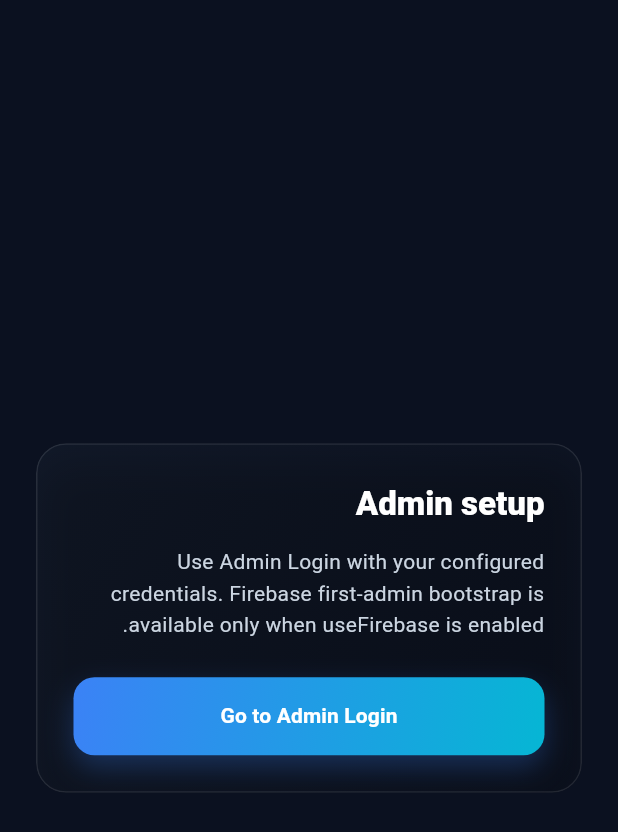
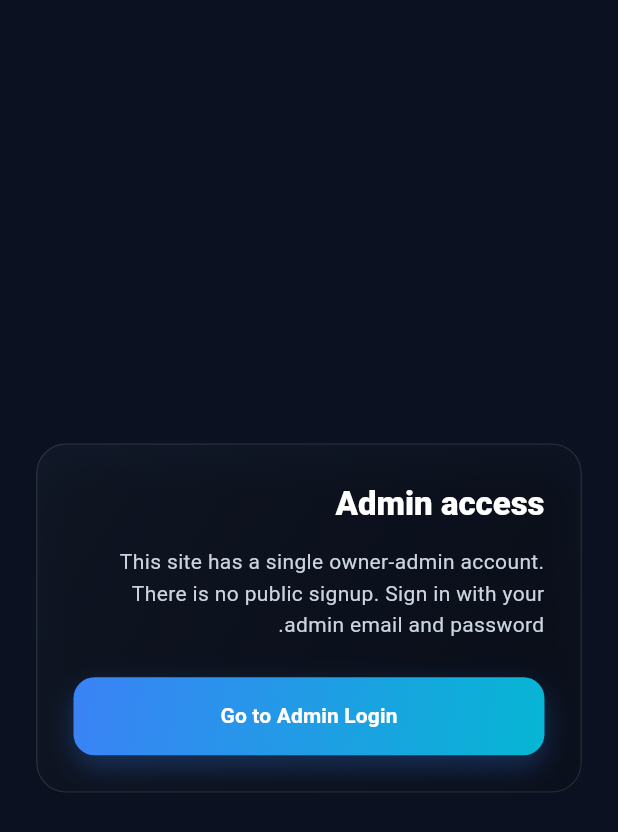
Before and after one commit to HossamEzzat/eng-hossam, a Flutter app: the AdminSetupPage screen opened by its route, on a phone screen of 412 x 824 dp. Shown: the top 832 px of the screen. Run offline on Flutter 3.47's test engine with Material 3 defaults, Android fonts, the phone set to English and light mode, and no system bars; our stand-ins replace cloud_firestore, firebase_auth, firebase_core, fl_chart, flutter_animate, flutter_riverpod and 6 more; missing offline and left inert: dart:html, excel; accounts and stored records are empty; Roboto replaces fonts that are missing (Cairo).

Commit message:
Limit admin access to a single owner account.
Use Eng. Hossam's email as the only allowed login and reject every other account.

Co-authored-by: Cursor <cursoragent@cursor.com>

```diff
--- a/lib/core/config/admin_auth_config.dart
+++ b/lib/core/config/admin_auth_config.dart
@@ -1,19 +1,19 @@
-/// Temporary admin credentials for static hosting (e.g. GitHub Pages).
+/// Single owner-admin credentials for static hosting (GitHub Pages).
 ///
-/// Replace [LocalDevAdminAuthRepository] with Firebase/Supabase/API later —
-/// this file is the only place to change temporary email/password.
+/// There is exactly **one** admin account: Eng. Hossam.
+/// No signup, no multi-admin, no public credential display.
 ///
-/// Keep this out of public UI. Never display these values on screen.
-/// Rotate after any accidental exposure on a public page.
+/// Change email/password only in this file. Never show them in the UI.
+/// Replace [LocalDevAdminAuthRepository] with a real backend later.
 class AdminAuthConfig {
   AdminAuthConfig._();
 
-  /// Development / static-host temporary admin.
-  static const String adminEmail = 'admin@enghossam.app';
+  /// The only admin login email (Eng. Hossam).
+  static const String adminEmail = 'hossamezzat199@gmail.com';
 
-  /// Rotated after credentials were previously shown on the login UI.
+  /// The only admin password — keep private; edit here to rotate.
   static const String adminPassword = 'HossamAdmin!2026';
 
-  /// Session key for local persistence after a successful login.
-  static const String sessionStorageKey = 'eng_hossam_admin_session_v1';
+  /// Session key after a successful login (bumped to invalidate old demos).
+  static const String sessionStorageKey = 'eng_hossam_owner_admin_v2';
 }
--- a/lib/features/admin/auth/local_dev_admin_auth_repository.dart
+++ b/lib/features/admin/auth/local_dev_admin_auth_repository.dart
@@ -1,23 +1,26 @@
+import 'package:flutter/foundation.dart';
 import 'package:lumina/core/config/admin_auth_config.dart';
 import 'package:lumina/features/admin/auth/admin_auth_repository.dart';
 import 'package:shared_preferences/shared_preferences.dart';
-import 'package:flutter/foundation.dart';
 
-/// Temporary credential check against [AdminAuthConfig].
+/// Single-owner credential check against [AdminAuthConfig].
 ///
-/// Suitable for static hosting (GitHub Pages) until a real backend is wired.
+/// Only Eng. Hossam's configured email + password can authenticate.
+/// Suitable for GitHub Pages until a real backend is wired.
 /// UI must never read [AdminAuthConfig] — only this repository may.
 class LocalDevAdminAuthRepository implements LoginRepository {
   LocalDevAdminAuthRepository();
+
+  bool _isOwner(String email) =>
+      email.trim().toLowerCase() ==
+      AdminAuthConfig.adminEmail.trim().toLowerCase();
 
   @override
   Future<AdminSession?> restoreSession() async {
     try {
       final prefs = await SharedPreferences.getInstance();
       final email = prefs.getString(AdminAuthConfig.sessionStorageKey);
-      if (email == null || email.isEmpty) return null;
-      // Only restore if it still matches the configured admin.
-      if (email.toLowerCase() != AdminAuthConfig.adminEmail.toLowerCase()) {
+      if (email == null || email.isEmpty || !_isOwner(email)) {
         await prefs.remove(AdminAuthConfig.sessionStorageKey);
         return null;
       }
@@ -40,12 +43,11 @@ class LocalDevAdminAuthRepository implements LoginRepository {
       return AdminAuthResult.fail('Invalid email or password.');
     }
 
-    final okEmail =
-        mail == AdminAuthConfig.adminEmail.trim().toLowerCase();
+    // Exactly one admin account — no other emails can sign in.
+    final okOwner = _isOwner(mail);
     final okPass = pass == AdminAuthConfig.adminPassword;
 
-    if (!okEmail || !okPass) {
-      // Constant message — do not reveal which field failed.
+    if (!okOwner || !okPass) {
       return AdminAuthResult.fail('Invalid email or password.');
     }
 
--- a/lib/features/admin/presentation/pages/admin_setup_page.dart
+++ b/lib/features/admin/presentation/pages/admin_setup_page.dart
@@ -4,8 +4,8 @@ import 'package:lumina/shared/widgets/glass_card.dart';
 import 'package:lumina/shared/widgets/gradient_button.dart';
 import 'package:lumina/theme/app_colors.dart';
 
-/// Firebase-only first-admin bootstrap entry.
-/// Local/dev static hosting always redirects here away to [/admin/login].
+/// Setup is unused for the single-owner local admin.
+/// Always send visitors to the login form.
 class AdminSetupPage extends StatelessWidget {
   const AdminSetupPage({super.key});
 
@@ -24,7 +24,7 @@ class AdminSetupPage extends StatelessWidget {
                 crossAxisAlignment: CrossAxisAlignment.stretch,
                 children: [
                   Text(
-                    'Admin setup',
+                    'Admin access',
                     style: Theme.of(context).textTheme.headlineSmall?.copyWith(
                           fontWeight: FontWeight.w900,
                           color: AppColors.text,
@@ -32,9 +32,8 @@ class AdminSetupPage extends StatelessWidget {
                   ),
                   const SizedBox(height: 12),
                   const Text(
-                    'Use Admin Login with your configured credentials. '
-                    'Firebase first-admin bootstrap is available only when '
-                    'useFirebase is enabled.',
+                    'This site has a single owner-admin account. '
+                    'There is no public signup. Sign in with your admin email and password.',
                     style: TextStyle(color: AppColors.textSoft, height: 1.5),
                   ),
                   const SizedBox(height: 24),
```
Also changed, not shown: 1 other file.
